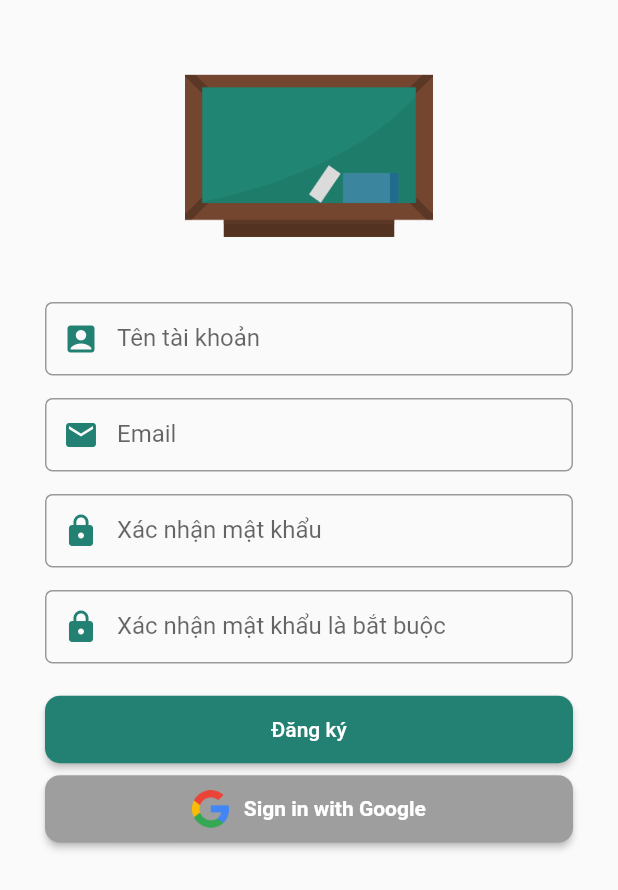
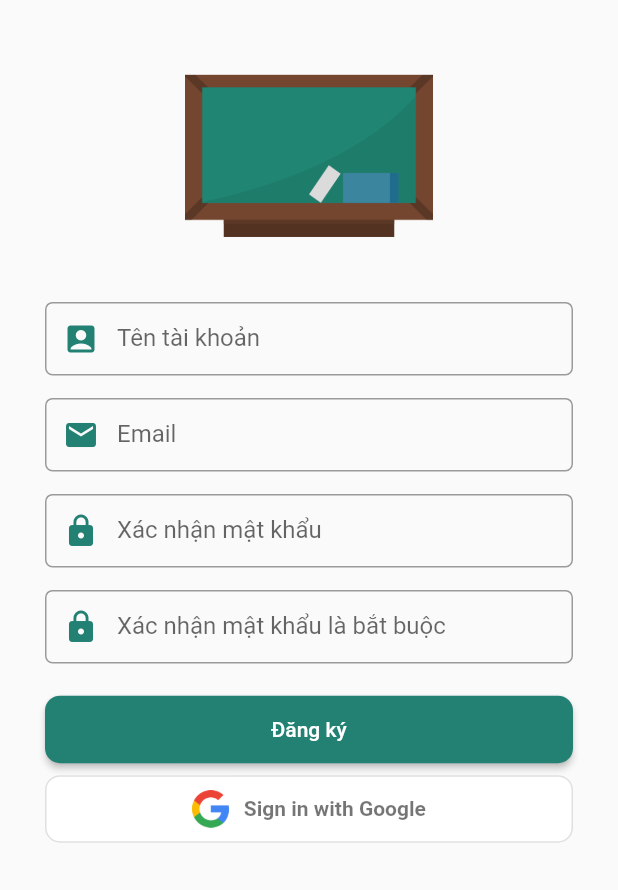
Before and after one commit to nguyenduchanh/hqclass, a Flutter app: the Register screen opened directly, on a phone screen of 412 x 824 dp. Shown: the top 890 px of the screen. Run offline on Flutter 3.47's test engine with Material 2 defaults, Android fonts, the phone set to English and light mode, and no system bars; our stand-ins replace carousel_slider, firebase_auth, firebase_core, flare_flutter, flushbar, flutter_slidable and 6 more; missing offline and left inert: tiengviet; accounts and stored records are empty.

Commit message:
sửa nút đăng ký với google

```diff
--- /dev/null
+++ b/lib/Pages/Login/LoginWithGoogle/google_firebase_button.dart
@@ -0,0 +1,87 @@
+import 'dart:math';
+
+import 'package:firebase_auth/firebase_auth.dart';
+import 'package:flutter/material.dart';
+import 'package:hqclass/Domains/preferences/user_shared_preference.dart';
+import 'package:hqclass/Pages/Login/LoginWithGoogle/service/authentication.dart';
+import 'package:hqclass/Util/Constants/cString.dart';
+import 'package:hqclass/Util/Constants/common_colors.dart';
+import 'package:hqclass/Util/Constants/navigator_helper.dart';
+
+class GoogleFirebaseButton extends StatefulWidget {
+  @override
+  _GoogleFirebaseButtonState createState() => _GoogleFirebaseButtonState();
+}
+
+class _GoogleFirebaseButtonState extends State<GoogleFirebaseButton> {
+  bool _isSigningIn = false;
+
+  @override
+  Widget build(BuildContext context) {
+    var doRegisterWithGoogle = () async {
+      setState(() {
+        _isSigningIn = true;
+      });
+      try {
+        User user = await Authentication.signInWithGoogle(context: context);
+        setState(() {
+          _isSigningIn = false;
+        });
+
+        if (user != null) {
+          String passwordRandom =
+              CString().generatePassword(true, true, true, true, 12);
+
+          await UserPreferences().CreateUserConfig(user.displayName,
+              passwordRandom, user.email, SignInSource.google);
+          NavigatorHelper().toClassesPage(context);
+        }
+      } catch (x) {}
+    };
+    return Padding(
+        padding: const EdgeInsets.all(0),
+        child: _isSigningIn
+            ? Center(
+                child: CircularProgressIndicator(
+                  valueColor:
+                      AlwaysStoppedAnimation<Color>(CommonColors.kPrimaryColor),
+                ),
+              )
+            : OutlinedButton(
+                onPressed: doRegisterWithGoogle,
+                style: ButtonStyle(
+                  backgroundColor: MaterialStateProperty.all(Colors.white),
+                  shape: MaterialStateProperty.all(
+                    RoundedRectangleBorder(
+                      borderRadius: BorderRadius.circular(10),
+                    ),
+                  ),
+                ),
+                child: SizedBox(
+                  height: 45,
+                  width: double.infinity,
+                  child: Row(
+                    mainAxisSize: MainAxisSize.min,
+                    mainAxisAlignment: MainAxisAlignment.center,
+                    children: <Widget>[
+                      Image(
+                        image: AssetImage("assets/google_logo.png"),
+                        height: 25.0,
+                      ),
+                      Padding(
+                        padding: const EdgeInsets.only(left: 10),
+                        child: Text(
+                          'Sign in with Google',
+                          style: TextStyle(
+                            fontSize: 14,
+                            color: Colors.black54,
+                            fontWeight: FontWeight.w600,
+                          ),
+                        ),
+                      )
+                    ],
+                  ),
+                ),
+              ));
+  }
+}
--- a/lib/Pages/Login/login.dart
+++ b/lib/Pages/Login/login.dart
@@ -1,15 +1,10 @@
 import 'package:flushbar/flushbar.dart';
 import 'package:flutter/cupertino.dart';
-import 'package:flutter/foundation.dart';
 import 'package:flutter/material.dart';
 import 'package:hqclass/Domains/auth.dart';
 import 'package:hqclass/Domains/preferences/user_shared_preference.dart';
-import 'package:hqclass/Pages/LoginWithGoogle/custom_color.dart';
-import 'package:hqclass/Pages/LoginWithGoogle/google_sign_in_button.dart';
-import 'package:hqclass/Pages/LoginWithGoogle/service/authentication.dart';
 import 'package:hqclass/Util/Constants/navigator_helper.dart';
 import 'package:hqclass/Util/Constants/strings.dart';
-import 'package:hqclass/Util/google_firebase_button.dart';
 import 'package:hqclass/Util/widgets.dart';
 import 'package:provider/provider.dart';
 import 'package:shared_preferences/shared_preferences.dart';
--- a/lib/Pages/LoginWithGoogle/login_with_google.dart
+++ /dev/null
@@ -1,3 +0,0 @@
-import 'package:firebase_auth/firebase_auth.dart';
-import 'package:flutter/material.dart';
-import 'package:provider/provider.dart';
--- a/lib/Pages/Register/register.dart
+++ b/lib/Pages/Register/register.dart
@@ -3,12 +3,12 @@ import 'package:flutter/material.dart';
 import 'package:hqclass/Domains/auth.dart';
 import 'package:hqclass/Domains/preferences/user_shared_preference.dart';
 import 'package:hqclass/Pages/Classes/classes_page.dart';
-import 'package:hqclass/Pages/LoginWithGoogle/custom_color.dart';
-import 'package:hqclass/Pages/LoginWithGoogle/service/authentication.dart';
+import 'package:hqclass/Pages/Login/LoginWithGoogle/custom_color.dart';
+import 'package:hqclass/Pages/Login/LoginWithGoogle/google_firebase_button.dart';
+import 'package:hqclass/Pages/Login/LoginWithGoogle/service/authentication.dart';
 import 'package:hqclass/Util/Constants/common_colors.dart';
 import 'package:hqclass/Util/Constants/navigator_helper.dart';
 import 'package:hqclass/Util/Constants/strings.dart';
-import 'package:hqclass/Util/google_firebase_button.dart';
 import 'package:hqclass/Util/validators.dart';
 import 'package:hqclass/Util/widgets.dart';
 import 'package:provider/provider.dart';
--- a/lib/Pages/UserInfo/user_info_body.dart
+++ b/lib/Pages/UserInfo/user_info_body.dart
@@ -1,10 +1,7 @@
 import 'package:firebase_auth/firebase_auth.dart';
 import 'package:flutter/material.dart';
 import 'package:hqclass/Domains/preferences/user_shared_preference.dart';
-import 'package:hqclass/Pages/LoginWithGoogle/app_bar_title.dart';
-import 'package:hqclass/Pages/LoginWithGoogle/custom_color.dart';
-import 'package:hqclass/Pages/LoginWithGoogle/service/authentication.dart';
-import 'package:hqclass/Pages/LoginWithGoogle/sign_in_screen.dart';
+import 'package:hqclass/Pages/Login/LoginWithGoogle/service/authentication.dart';
 import 'package:hqclass/Util/Constants/navigator_helper.dart';
 import 'package:shared_preferences/shared_preferences.dart';
 
--- a/lib/Util/Constants/navigator_helper.dart
+++ b/lib/Util/Constants/navigator_helper.dart
@@ -1,9 +1,5 @@
 
-import 'package:firebase_auth/firebase_auth.dart';
 import 'package:flutter/material.dart';
-import 'package:hqclass/Pages/LoginWithGoogle/service/authentication.dart';
-import 'package:hqclass/Pages/LoginWithGoogle/user_info_screen.dart';
-import 'package:hqclass/Pages/UserInfo/user_info_body.dart';
 
 class NavigatorHelper {
   toStudentPage(BuildContext context) {
--- a/lib/Util/google_firebase_button.dart
+++ /dev/null
@@ -1,121 +0,0 @@
-import 'dart:math';
-
-import 'package:firebase_auth/firebase_auth.dart';
-import 'package:flutter/material.dart';
-import 'package:hqclass/Domains/preferences/user_shared_preference.dart';
-import 'package:hqclass/Pages/Classes/classes_page.dart';
-import 'package:hqclass/Pages/LoginWithGoogle/service/authentication.dart';
-import 'package:hqclass/Util/Constants/common_colors.dart';
-
-import 'Constants/cString.dart';
-import 'Constants/navigator_helper.dart';
-
-class GoogleFirebaseButton extends StatefulWidget {
-  @override
-  _GoogleFirebaseButtonState createState() => _GoogleFirebaseButtonState();
-}
-
-class _GoogleFirebaseButtonState extends State<GoogleFirebaseButton> {
-  bool _isSigningIn = false;
-
-  @override
-  Widget build(BuildContext context) {
-    var doRegisterWithGoogle = () async {
-      setState(() {
-        _isSigningIn = true;
-      });
-      try {
-        User user = await Authentication.signInWithGoogle(context: context);
-        setState(() {
-          _isSigningIn = false;
-        });
-
-        if (user != null) {
-          String passwordRandom =
-              CString().generatePassword(true, true, true, true, 12);
-
-          await UserPreferences().CreateUserConfig(user.displayName,
-              passwordRandom, user.email, SignInSource.google);
-          NavigatorHelper().toClassesPage(context);
-        }
-      } catch (x) {}
-    };
-    return Padding(
-        padding: const EdgeInsets.all(0),
-        child: _isSigningIn
-            ? Center(
-                child: CircularProgressIndicator(
-                  valueColor:
-                      AlwaysStoppedAnimation<Color>(CommonColors.kPrimaryColor),
-                ),
-              )
-            : MaterialButton(
-                onPressed: doRegisterWithGoogle,
-                color: Colors.grey,
-                shape: RoundedRectangleBorder(
-                  borderRadius: BorderRadius.all(Radius.circular(10)),
-                ),
-                height: 45,
-                minWidth: 600,
-                child: SizedBox(
-                    width: double.infinity,
-                    child: Row(
-                      mainAxisSize: MainAxisSize.min,
-                      mainAxisAlignment: MainAxisAlignment.center,
-                      children: <Widget>[
-                        Image(
-                          image: AssetImage("assets/google_logo.png"),
-                          height: 25.0,
-                        ),
-                        Padding(
-                          padding: const EdgeInsets.only(left: 10),
-                          child: Text(
-                            'Sign in with Google',
-                            style: TextStyle(
-                              fontSize: 14,
-                              color: Colors.white,
-                              fontWeight: FontWeight.w600,
-                            ),
-                          ),
-                        )
-                      ],
-                    )),
-              )
-//        OutlinedButton(
-//                onPressed: doRegisterWithGoogle,
-//                style: ButtonStyle(
-//                  backgroundColor: MaterialStateProperty.all(Colors.white),
-//                  shape: MaterialStateProperty.all(
-//                    RoundedRectangleBorder(
-//                      borderRadius: BorderRadius.circular(10),
-//                    ),
-//                  ),
-//                ),
-//                child: Padding(
-//                  padding: const EdgeInsets.all(20),
-//                  child: Row(
-//                    mainAxisSize: MainAxisSize.min,
-//                    mainAxisAlignment: MainAxisAlignment.center,
-//                    children: <Widget>[
-//                      Image(
-//                        image: AssetImage("assets/google_logo.png"),
-//                        height: 25.0,
-//                      ),
-//                      Padding(
-//                        padding: const EdgeInsets.only(left: 10),
-//                        child: Text(
-//                          'Sign in with Google',
-//                          style: TextStyle(
-//                            fontSize: 14,
-//                            color: Colors.black54,
-//                            fontWeight: FontWeight.w600,
-//                          ),
-//                        ),
-//                      )
-//                    ],
-//                  ),
-//                ),
-//              )
-        );
-  }
-}
```
Also changed, not shown: lib/Pages/LoginWithGoogle/app_bar_title.dart (deleted, +0 -34 lines), lib/Pages/LoginWithGoogle/google_sign_in_button.dart (deleted, +0 -80 lines), lib/Pages/LoginWithGoogle/sign_in_screen.dart (deleted, +0 -79 lines), lib/Pages/LoginWithGoogle/user_info_screen.dart (deleted, +0 -172 lines), lib/Pages/Login/LoginWithGoogle/custom_color.dart (renamed from lib/Pages/LoginWithGoogle/custom_color.dart), lib/Pages/Login/LoginWithGoogle/service/authentication.dart (renamed from lib/Pages/LoginWithGoogle/service/authentication.dart).
